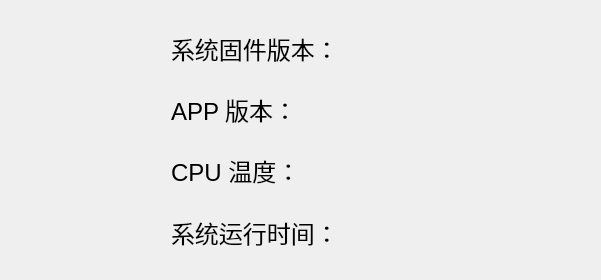
Old version of the form app/Ticker/features/sysinfoPage/sysinfopage.ui in the repository Cohen0415/YunQue-Ticker; both pictures show x 0 to 601 and y 0 to 280 of the 1272 by 280 pixel window.
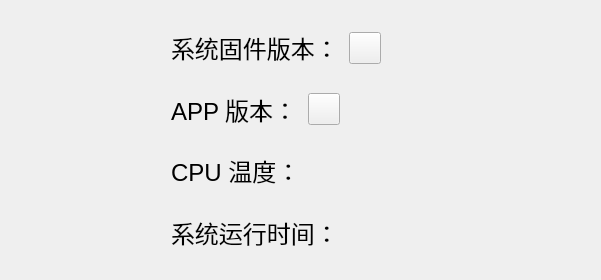
New version of the form. Icons and pictures are not drawn.

Commit message: update: qt: SysinfoPage 添加更新按钮

Patch:
```diff
--- a/app/Ticker/features/sysinfoPage/sysinfopage.ui
+++ b/app/Ticker/features/sysinfoPage/sysinfopage.ui
@@ -97,14 +97,14 @@
          <item>
           <widget class="QLabel" name="sysVerLabel">
            <property name="sizePolicy">
-            <sizepolicy hsizetype="Preferred" vsizetype="Minimum">
+            <sizepolicy hsizetype="Preferred" vsizetype="Fixed">
              <horstretch>0</horstretch>
              <verstretch>0</verstretch>
             </sizepolicy>
            </property>
            <property name="minimumSize">
             <size>
-             <width>350</width>
+             <width>0</width>
              <height>0</height>
             </size>
            </property>
@@ -118,6 +118,38 @@
            </property>
           </widget>
          </item>
+         <item>
+          <widget class="QPushButton" name="sysUpdateBtn">
+           <property name="maximumSize">
+            <size>
+             <width>32</width>
+             <height>32</height>
+            </size>
+           </property>
+           <property name="text">
+            <string/>
+           </property>
+           <property name="iconSize">
+            <size>
+             <width>32</width>
+             <height>32</height>
+            </size>
+           </property>
+          </widget>
+         </item>
+         <item>
+          <spacer name="horizontalSpacer_11">
+           <property name="orientation">
+            <enum>Qt::Horizontal</enum>
+           </property>
+           <property name="sizeHint" stdset="0">
+            <size>
+             <width>40</width>
+             <height>20</height>
+            </size>
+           </property>
+          </spacer>
+         </item>
         </layout>
        </widget>
       </item>
@@ -175,12 +207,6 @@
              <verstretch>0</verstretch>
             </sizepolicy>
            </property>
-           <property name="minimumSize">
-            <size>
-             <width>350</width>
-             <height>0</height>
-            </size>
-           </property>
            <property name="font">
             <font>
              <pointsize>18</pointsize>
@@ -191,6 +217,38 @@
            </property>
           </widget>
          </item>
+         <item>
+          <widget class="QPushButton" name="appUpdateBtn">
+           <property name="maximumSize">
+            <size>
+             <width>32</width>
+             <height>32</height>
+            </size>
+           </property>
+           <property name="text">
+            <string/>
+           </property>
+           <property name="iconSize">
+            <size>
+             <width>32</width>
+             <height>32</height>
+            </size>
+           </property>
+          </widget>
+         </item>
+         <item>
+          <spacer name="horizontalSpacer_8">
+           <property name="orientation">
+            <enum>Qt::Horizontal</enum>
+           </property>
+           <property name="sizeHint" stdset="0">
+            <size>
+             <width>40</width>
+             <height>20</height>
+            </size>
+           </property>
+          </spacer>
+         </item>
         </layout>
        </widget>
       </item>
```
The commit also changes 5 other files.
